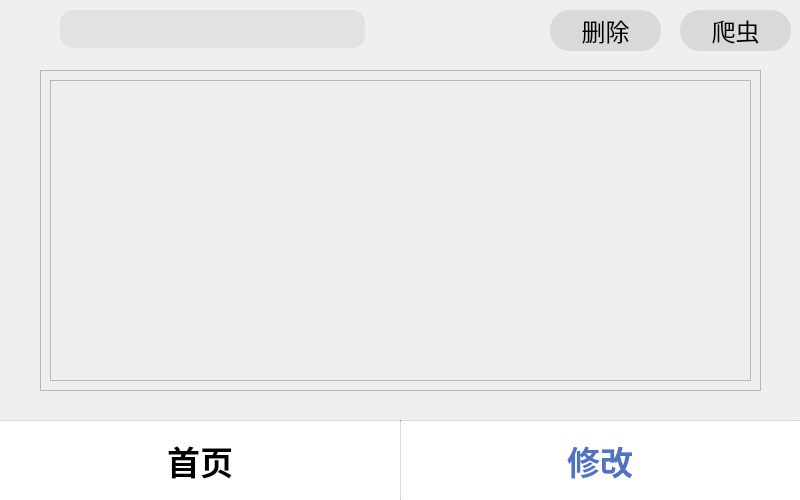
luaming/Traffic-consultation-system, file qt/SatffModify.ui: the form before one commit.
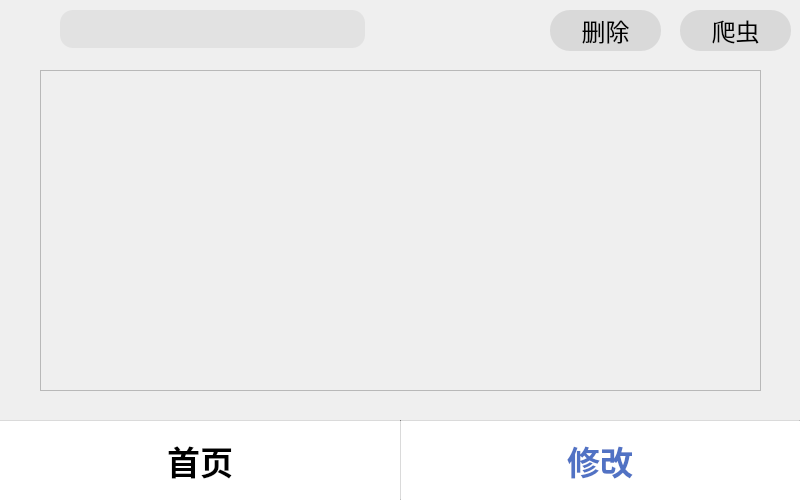
The form after the commit. Icons and pictures are not drawn.

Patch:
```diff
--- a/qt/SatffModify.ui
+++ b/qt/SatffModify.ui
@@ -232,12 +232,6 @@
       <height>321</height>
      </rect>
     </property>
-    <property name="minimumSize">
-     <size>
-      <width>721</width>
-      <height>321</height>
-     </size>
-    </property>
     <property name="widgetResizable">
      <bool>true</bool>
     </property>
@@ -250,30 +244,6 @@
        <height>319</height>
       </rect>
      </property>
-     <layout class="QGridLayout" name="gridLayout">
-      <item row="0" column="0">
-       <widget class="QFrame" name="frame_13">
-        <property name="sizePolicy">
-         <sizepolicy hsizetype="Preferred" vsizetype="Preferred">
-          <horstretch>0</horstretch>
-          <verstretch>0</verstretch>
-         </sizepolicy>
-        </property>
-        <property name="minimumSize">
-         <size>
-          <width>351</width>
-          <height>91</height>
-         </size>
-        </property>
-        <property name="frameShape">
-         <enum>QFrame::StyledPanel</enum>
-        </property>
-        <property name="frameShadow">
-         <enum>QFrame::Raised</enum>
-        </property>
-       </widget>
-      </item>
-     </layout>
     </widget>
    </widget>
    <widget class="QPushButton" name="stfbtn">
```
Left out of the diff: 204 changed lines with no effect on the pictures.
